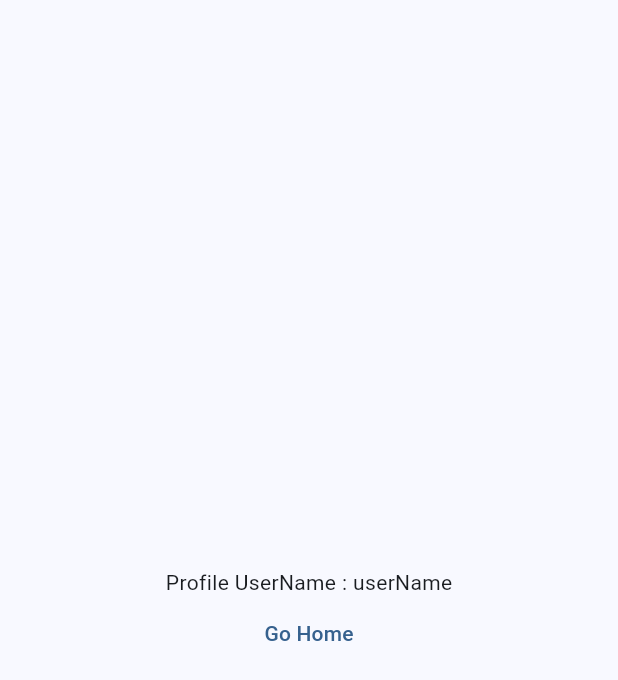
After one commit to berraoguz/twitter_clone, a Flutter app: the PageProfile screen opened directly with sample values from the repository, after a tap on "Go Home", after a tap on "Username", on a phone screen of 412 x 824 dp. The commit adds this screen. Shown: the top 680 px of the screen. Run offline on Flutter 3.47's test engine with Material 3 defaults, Android fonts, the phone set to English and light mode, and no system bars.

Commit message:
pages was updated

```diff
--- a/lib/src/models/follower_item_model.dart
+++ b/lib/src/models/follower_item_model.dart
@@ -10,11 +10,12 @@ class FollowerItemModel {
   final int followerCount, followingCount;
   @ColorConverter()
   final Color avatarBg;
-  factory FollowerItemModel.fromJson(Map<String, dynamic> json) =>
-      _$FollowerItemModelFromJson(json);
 
   FollowerItemModel(this.userName, this.avatar, this.description,
       this.followerCount, this.followingCount, this.avatarBg);
+
+  factory FollowerItemModel.fromJson(Map<String, dynamic> json) =>
+      _$FollowerItemModelFromJson(json);
 
   Map<String, dynamic> toJson() => _$FollowerItemModelToJson(this);
 }
--- a/lib/src/ui/components/follower/follower_row_item_component.dart
+++ b/lib/src/ui/components/follower/follower_row_item_component.dart
@@ -1,6 +1,8 @@
 import 'package:flutter/material.dart';
 import 'package:twitter_clone/gen/fonts.gen.dart';
 import 'package:twitter_clone/src/models/follower_item_model.dart';
+import 'package:twitter_clone/src/ui/extensions/text_style.dart';
+import 'package:twitter_clone/src/utils/routes.dart';
 
 class CompFollowerRowItem extends StatelessWidget {
   final FollowerItemModel model;
@@ -11,7 +13,11 @@ class CompFollowerRowItem extends StatelessWidget {
 
   @override
   Widget build(BuildContext context) {
-    return Container(
+    return InkWell(
+      onTap: () {
+        Navigator.pushNamed(context, Routes.profilePageRoute, arguments: model);
+      },
+      child: Container(
         padding: const EdgeInsets.symmetric(vertical: 12, horizontal: 20),
         child: Row(
           children: [
@@ -21,7 +27,7 @@ class CompFollowerRowItem extends StatelessWidget {
                   crossAxisAlignment: CrossAxisAlignment.start,
                   children: [
                     Text(
-                    model.userName,
+                      model.userName.toUppercaseFirstLetter(),
                       style: const TextStyle(
                           color: Color(0xff141619),
                           fontWeight: FontWeight.w600,
@@ -29,7 +35,7 @@ class CompFollowerRowItem extends StatelessWidget {
                           fontSize: 14),
                     ),
                     Text(
-                    model.description,
+                      model.description.toUppercaseFirstLetter(),
                       style: const TextStyle(
                           color: Color(0xff141619),
                           fontWeight: FontWeight.w400,
@@ -39,7 +45,8 @@ class CompFollowerRowItem extends StatelessWidget {
                       //
                     ),
                     Text(
-                    '${model.followerCount.toString()} follower',
+                      '${model.followerCount.toString()} follower'
+                          .toUppercaseFirstLetter(),
                       style: const TextStyle(
                           color: Color(0xff687684),
                           fontWeight: FontWeight.w400,
@@ -50,9 +57,10 @@ class CompFollowerRowItem extends StatelessWidget {
                       '${model.followingCount.toString()} following',
                       style: const TextStyle(
                               color: Color(0xff687684),
-                        fontWeight: FontWeight.w400,
+                              // fontWeight: FontWeight.w400,
                               fontFamily: FontFamily.sFPro,
-                        fontSize: 14),
+                              fontSize: 14)
+                          .sfpro,
                     )
                   ],
                 )),
@@ -65,6 +73,7 @@ class CompFollowerRowItem extends StatelessWidget {
             )))
           ],
         ),
+      ),
     );
   }
 }
--- a/lib/src/ui/pages/follower_page.dart
+++ b/lib/src/ui/pages/follower_page.dart
@@ -6,13 +6,16 @@ import '../components/follower/follower_row_item_component.dart';
 import '../components/follower/no_follower_component.dart';
 
 class PageFollower extends StatefulWidget {
-  const PageFollower({super.key});
+  final PageFollowerArgs args;
+  const PageFollower({super.key, required this.args});
 
   @override
   State<PageFollower> createState() => _PageFollowerState();
 }
 
 class _PageFollowerState extends State<PageFollower> {
+  PageFollowerArgs get args => widget.args;
+
   @override
   Widget build(BuildContext context) {
     return DefaultTabController(
@@ -20,14 +23,21 @@ class _PageFollowerState extends State<PageFollower> {
       initialIndex: 0,
       child: Scaffold(
         appBar: AppBar(
-          leading: IconButton(
-              onPressed: () {},
-              icon: const Icon(
-                CupertinoIcons.left_chevron,
-                color: Colors.blue,
-              )),
-          title:
-              const Text('List', style: TextStyle(fontWeight: FontWeight.bold)),
+          leading: Visibility(
+            visible: args.showBackButton,
+            child: IconButton(
+                onPressed: () {
+                  // acik olan su andaki sayfayi ekrandan kaldirmaya yarar
+                  Navigator.pop(context);
+                },
+                icon: const Icon(
+                  CupertinoIcons.left_chevron,
+                  color: Colors.blue,
+                )),
+          ),
+          title: Text(args.title,
+              style: TextStyle(
+                  fontWeight: FontWeight.bold, color: args.titleColor)),
           bottom: const TabBar(tabs: [
             Tab(
               text: 'Subscribed to',
@@ -61,3 +71,14 @@ class _PageFollowerState extends State<PageFollower> {
     );
   }
 }
+
+class PageFollowerArgs {
+  final String title;
+  final bool showBackButton;
+  final Color titleColor;
+
+  PageFollowerArgs(
+      {this.titleColor = Colors.red,
+      required this.title,
+      required this.showBackButton});
+}
--- /dev/null
+++ b/lib/src/ui/pages/profile_page.dart
@@ -0,0 +1,40 @@
+import 'package:flutter/material.dart';
+import 'package:twitter_clone/src/models/follower_item_model.dart';
+import 'package:twitter_clone/src/ui/pages/follower_page.dart';
+import 'package:twitter_clone/src/utils/routes.dart';
+
+class PageProfile extends StatefulWidget {
+  final FollowerItemModel profile;
+
+  const PageProfile({super.key, required this.profile});
+
+  @override
+  State<PageProfile> createState() => _PageProfileState();
+}
+
+class _PageProfileState extends State<PageProfile> {
+  @override
+  Widget build(BuildContext context) {
+    return Scaffold(
+      body: Center(
+        child: Column(
+          crossAxisAlignment: CrossAxisAlignment.center,
+          mainAxisAlignment: MainAxisAlignment.center,
+          children: [
+            Text('Profile UserName : ${widget.profile.userName}'),
+            TextButton(
+                child: const Text('Go Home'),
+                onPressed: () {
+                  // Navigator.popUntil(context, (route) => route.isFirst);
+
+                  Navigator.pushReplacementNamed(
+                      context, Routes.followingPageRoute,
+                      arguments: PageFollowerArgs(
+                          title: 'TEST2', showBackButton: true));
+                }),
+          ],
+        ),
+      ),
+    );
+  }
+}
--- a/lib/src/utils/routes.dart
+++ b/lib/src/utils/routes.dart
@@ -1,24 +1,38 @@
 import 'package:flutter/material.dart';
+import 'package:twitter_clone/src/models/follower_item_model.dart';
 import 'package:twitter_clone/src/ui/pages/follower_page.dart';
 import 'package:twitter_clone/src/ui/pages/main_page.dart';
+import 'package:twitter_clone/src/ui/pages/profile_page.dart';
 
 class Routes {
   Routes._();
+  // ana sayfa route name
   static const mainPageRoute = '/';
-  static const followingPageRoute = "/followings";
+// followings route name
+  static const followingPageRoute = '/followings';
+
+  // profile route name
+
+  static const profilePageRoute = '/profile';
+
+//[Navigator.pushNamed] fonksiyonundaki routeName i burada switch case e yatirilip gerekli sayfanin pushlanmasini saglayan fonksiyon
   static Route<dynamic> onGenerateRoute(RouteSettings? settings) {
     switch (settings!.name) {
       case mainPageRoute:
         return _route(const PageMain());
       case followingPageRoute:
-        return _route(const PageFollower());
+        return _route(PageFollower(
+          args: settings.arguments as PageFollowerArgs,
+        ));
+      case profilePageRoute:
+        return _route(
+            PageProfile(profile: settings.arguments as FollowerItemModel));
       default:
-        return MaterialPageRoute(
-            builder: (context) =>
-                const Material(child: Center(child: Text("error"))));
+        return _route(const Material(child: Center(child: Text('ERROR'))));
     }
   }
 
+  //MaterialPageRoute(builder:(context)=>WIDGET) yazmaktan her seferinde kacinmak icin kisaca _route adinda bir fonksyiyon tanimladik.
   static MaterialPageRoute _route(Widget child) =>
       MaterialPageRoute(builder: (context) => child);
 }
```
Also changed, not shown: lib/main.dart (+10 -7 lines), lib/src/stores/follower_count_store.dart (+8 -0 lines), lib/src/ui/pages/main_page.dart (+13 -5 lines). Lines whose indentation alone changed are shown as unchanged.
